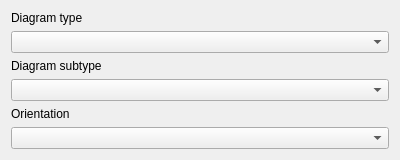
Above: examples/demo/diagramtypedialog.ui from KDAB/KDChart before the change. Below: the same form after it.
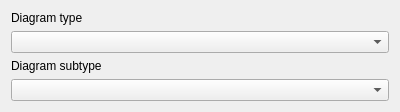
That is the form after the change.

Commit message: implemented subtype selector

```diff
--- a/examples/demo/diagramtypedialog.ui
+++ b/examples/demo/diagramtypedialog.ui
@@ -7,7 +7,7 @@
     <x>0</x>
     <y>0</y>
     <width>400</width>
-    <height>143</height>
+    <height>98</height>
    </rect>
   </property>
   <property name="windowTitle">
@@ -34,16 +34,6 @@
    <item>
     <widget class="QComboBox" name="subtypeSelector"/>
    </item>
-   <item>
-    <widget class="QLabel" name="label_3">
-     <property name="text">
-      <string>Orientation</string>
-     </property>
-    </widget>
-   </item>
-   <item>
-    <widget class="QComboBox" name="orientationSelector"/>
-   </item>
    <item>
     <spacer name="verticalSpacer">
      <property name="orientation">
```
The commit also changes 4 other files.
